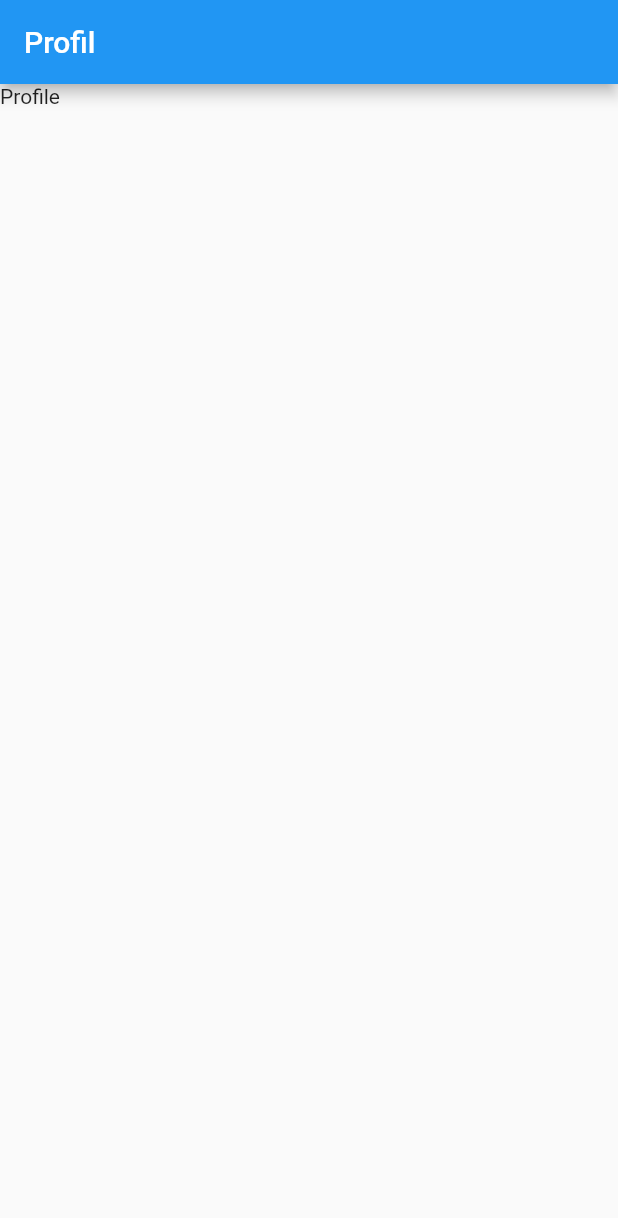
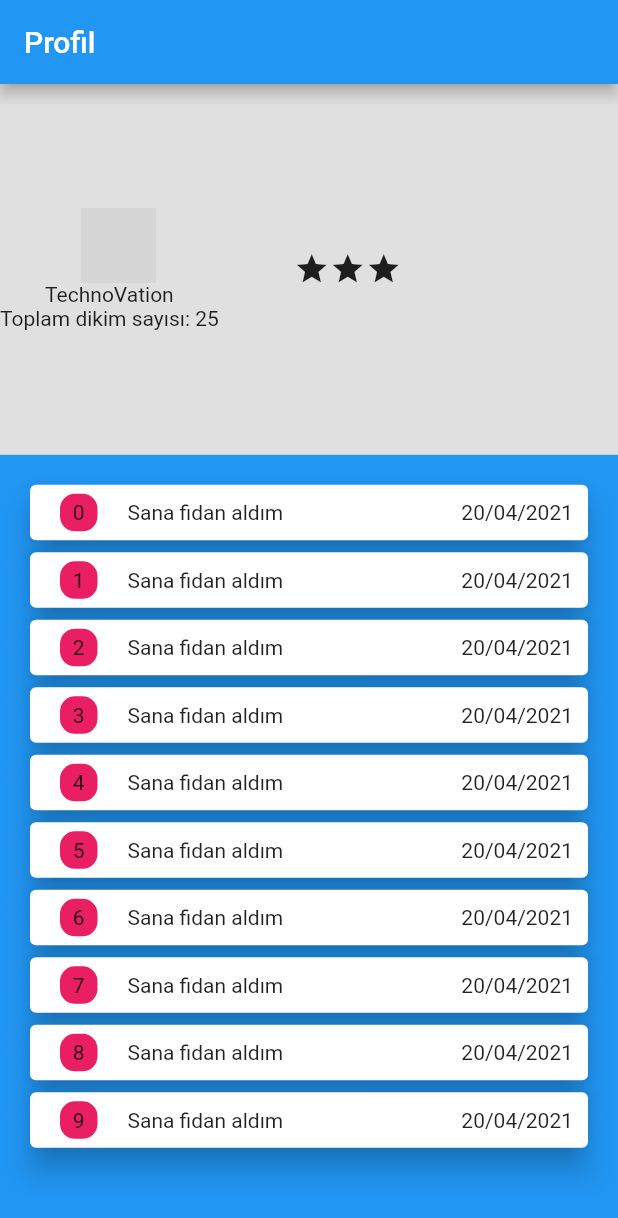
Before and after one commit to SamedHrmn/fidanla-app, a Flutter app: the ProfileScreen screen opened directly, on a phone screen of 412 x 824 dp. Shown: the top 1218 px of the screen. Run offline on Flutter 3.47's test engine with Material 2 defaults, Android fonts, the phone set to English and light mode, and no system bars; grey boxes are pictures that could not be loaded.

Commit message:
Added profile screen components

```diff
--- a/lib/profile_screen.dart
+++ b/lib/profile_screen.dart
@@ -1,3 +1,4 @@
+import 'package:fidanla_app/core/constants/assets_constants.dart';
 import 'package:flutter/material.dart';
 
 class ProfileScreen extends StatefulWidget {
@@ -11,10 +12,89 @@ class _ProfileScreenState extends State<ProfileScreen> {
   @override
   Widget build(BuildContext context) {
     return Scaffold(
-      appBar: AppBar(
-        title: Text("Profil"),
-      ),
-      body: Text("Profile"),
-    );
+        appBar: AppBar(
+          title: Text("Profil"),
+        ),
+        body: Column(
+          children: [
+            Container(
+              width: MediaQuery.of(context).size.width,
+              height: MediaQuery.of(context).size.height * 0.3,
+              color: Colors.grey[300],
+              child: Row(
+                children: [
+                  Column(
+                    mainAxisAlignment: MainAxisAlignment.center,
+                    children: [
+                      Container(
+                          margin: EdgeInsets.only(left: 12),
+                          width: 50,
+                          height: 50,
+                          decoration: BoxDecoration(
+                            image: DecorationImage(
+                                image:
+                                    AssetImage(AssetConstanst.LOGIN_ICON_PATH)),
+                          )),
+                      Text("TechnoVation"),
+                      Text("Toplam dikim sayısı: 25"),
+                    ],
+                  ),
+                  Container(
+                    margin: EdgeInsets.only(left: 50),
+                    child: Row(
+                      children: [
+                        Icon(Icons.star),
+                        Icon(Icons.star),
+                        Icon(Icons.star)
+                      ],
+                    ),
+                  )
+                ],
+              ),
+            ),
+            Expanded(
+                child: Container(
+              color: Colors.blue,
+              child: Padding(
+                padding: const EdgeInsets.all(16.0),
+                child: ListView.builder(
+                  itemCount: 10,
+                  itemBuilder: (context, index) {
+                    return Container(
+                      height: 45,
+                      child: Card(
+                        elevation: 8,
+                        child: Row(
+                          children: [
+                            SizedBox(
+                              width: 20,
+                            ),
+                            Container(
+                                width: 25,
+                                height: 25,
+                                decoration: BoxDecoration(
+                                  borderRadius: BorderRadius.circular(10),
+                                  color: Colors.pink,
+                                ),
+                                child: Center(child: Text(index.toString()))),
+                            SizedBox(
+                              width: 20,
+                            ),
+                            Text("Sana fidan aldım"),
+                            Spacer(),
+                            Text("20/04/2021"),
+                            SizedBox(
+                              width: 10,
+                            )
+                          ],
+                        ),
+                      ),
+                    );
+                  },
+                ),
+              ),
+            )),
+          ],
+        ));
   }
 }
--- a/pubspec.yaml
+++ b/pubspec.yaml
@@ -24,7 +24,7 @@ dependencies:
   flutter:
     sdk: flutter
   cupertino_icons: ^1.0.0
-  persistent_bottom_nav_bar: ^3.1.0
+
 
 dev_dependencies:
   flutter_test:
```
Also changed, not shown: pubspec.lock.
